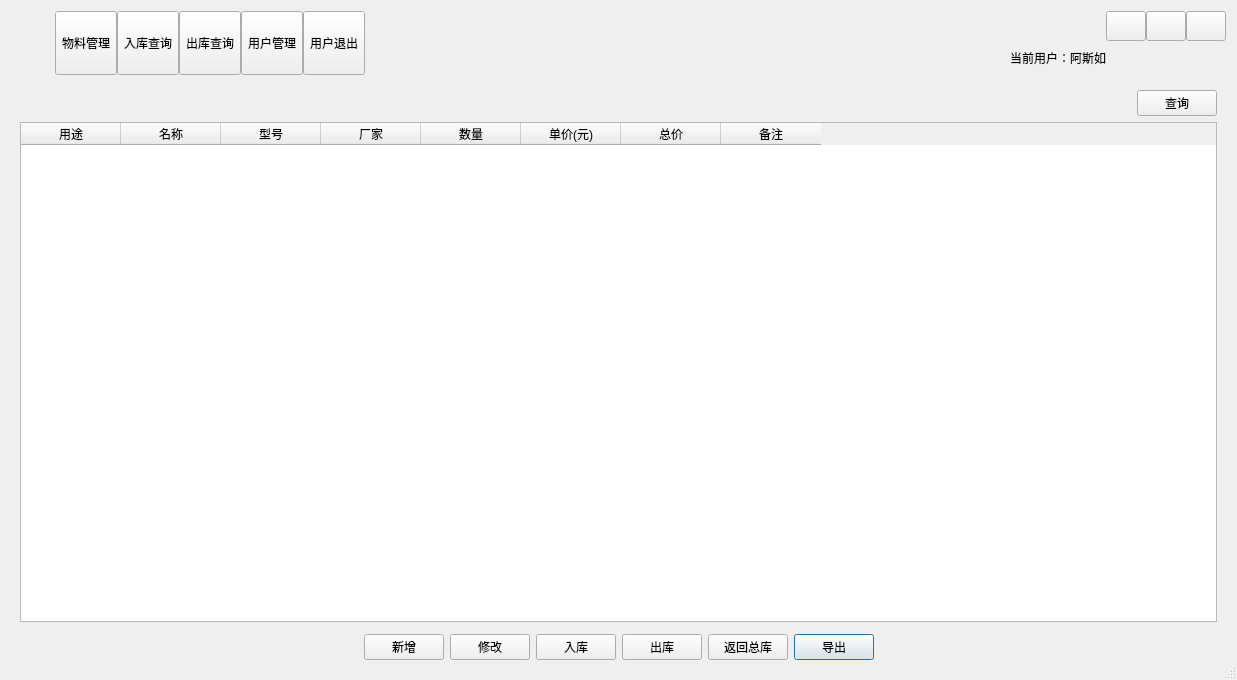
heathen557/materialManagement, file uidemo01.ui: the form before one commit.
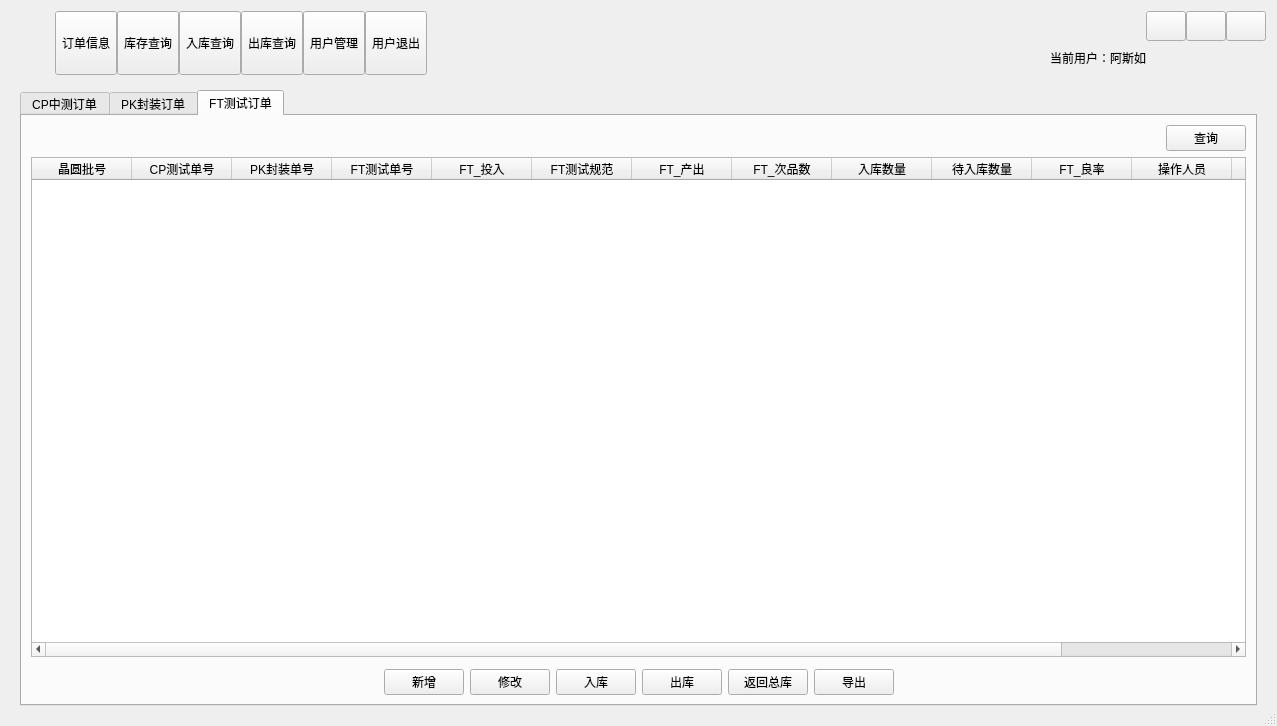
The form after the commit. The open tabs and pages were chosen to show the change. Icons and pictures are not drawn.

```diff
--- a/uidemo01.ui
+++ b/uidemo01.ui
@@ -6,8 +6,8 @@
    <rect>
     <x>0</x>
     <y>0</y>
-    <width>1237</width>
-    <height>680</height>
+    <width>1277</width>
+    <height>726</height>
    </rect>
   </property>
   <property name="sizePolicy">
@@ -101,7 +101,7 @@
             </sizepolicy>
            </property>
            <property name="text">
-            <string>物料管理</string>
+            <string>订单信息</string>
            </property>
            <property name="icon">
             <iconset>
@@ -112,6 +112,29 @@
            </property>
           </widget>
          </item>
+         <item>
+          <widget class="QToolButton" name="btnExit_2">
+           <property name="sizePolicy">
+            <sizepolicy hsizetype="Fixed" vsizetype="Expanding">
+             <horstretch>0</horstretch>
+             <verstretch>0</verstretch>
+            </sizepolicy>
+           </property>
+           <property name="styleSheet">
+            <string notr="true"/>
+           </property>
+           <property name="text">
+            <string>库存查询</string>
+           </property>
+           <property name="icon">
+            <iconset>
+             <normaloff>image/select.png</normaloff>image/select.png</iconset>
+           </property>
+           <property name="toolButtonStyle">
+            <enum>Qt::ToolButtonTextUnderIcon</enum>
+           </property>
+          </widget>
+         </item>
          <item>
           <widget class="QToolButton" name="btnConfig">
            <property name="sizePolicy">
@@ -357,7 +380,17 @@
       <number>1</number>
      </property>
      <widget class="QWidget" name="page1">
-      <layout class="QGridLayout" name="gridLayout">
+      <layout class="QGridLayout" name="gridLayout_11">
+       <item row="0" column="0">
+        <widget class="QTabWidget" name="tabWidget_2">
+         <property name="currentIndex">
+          <number>2</number>
+         </property>
+         <widget class="QWidget" name="tab_3">
+          <attribute name="title">
+           <string>CP中测订单</string>
+          </attribute>
+          <layout class="QGridLayout" name="gridLayout_10">
        <item row="0" column="0">
         <layout class="QHBoxLayout" name="horizontalLayout" stretch="5,0">
          <item>
@@ -390,40 +423,60 @@
         </layout>
        </item>
        <item row="1" column="0">
-        <widget class="QTableWidget" name="tableWidget">
+            <widget class="QTableWidget" name="CP_tableWidget">
          <column>
           <property name="text">
-           <string>用途</string>
+               <string>晶圆批号</string>
           </property>
          </column>
          <column>
           <property name="text">
-           <string>名称</string>
+               <string>产品型号</string>
           </property>
          </column>
          <column>
           <property name="text">
-           <string>型号</string>
+               <string>CP测试单号</string>
           </property>
          </column>
          <column>
           <property name="text">
-           <string>厂家</string>
+               <string>芯片片号</string>
           </property>
          </column>
          <column>
           <property name="text">
-           <string>数量</string>
+               <string>CP测试规范</string>
           </property>
          </column>
          <column>
           <property name="text">
-           <string>单价(元)</string>
+               <string>CP投入</string>
           </property>
          </column>
          <column>
           <property name="text">
-           <string>总价</string>
+               <string>特殊加工需求</string>
+              </property>
+             </column>
+             <column>
+              <property name="text">
+               <string>CP产出</string>
+              </property>
+             </column>
+             <column>
+              <property name="text">
+               <string>CP良率</string>
+              </property>
+             </column>
+             <column>
+              <property name="text">
+               <string>操作人员</string>
+              </property>
+             </column>
+             <column>
+              <property name="text">
+               <string>操作时间</string>
           </property>
          </column>
          <column>
@@ -553,6 +606,460 @@
        </item>
       </layout>
      </widget>
+         <widget class="QWidget" name="tab_4">
+          <attribute name="title">
+           <string>PK封装订单</string>
+          </attribute>
+          <layout class="QGridLayout" name="gridLayout_9">
+           <item row="0" column="0">
+            <layout class="QHBoxLayout" name="horizontalLayout_9" stretch="5,0">
+             <item>
+              <spacer name="horizontalSpacer_11">
+               <property name="orientation">
+                <enum>Qt::Horizontal</enum>
+               </property>
+               <property name="sizeHint" stdset="0">
+                <size>
+                 <width>918</width>
+                 <height>20</height>
+                </size>
+               </property>
+              </spacer>
+             </item>
+             <item>
+              <widget class="QPushButton" name="PK_managerQuery_pushButton_2">
+               <property name="text">
+                <string>查询</string>
+               </property>
+               <property name="icon">
+                <iconset>
+                 <normaloff>image/select.png</normaloff>image/select.png</iconset>
+               </property>
+               <property name="autoDefault">
+                <bool>false</bool>
+               </property>
+              </widget>
+             </item>
+            </layout>
+           </item>
+           <item row="1" column="0">
+            <widget class="QTableWidget" name="PK_tableWidget">
+             <column>
+              <property name="text">
+               <string>晶圆批号</string>
+              </property>
+             </column>
+             <column>
+              <property name="text">
+               <string>CP测试单号</string>
+              </property>
+             </column>
+             <column>
+              <property name="text">
+               <string>PK封装单号</string>
+              </property>
+             </column>
+             <column>
+              <property name="text">
+               <string>封装形式</string>
+              </property>
+             </column>
+             <column>
+              <property name="text">
+               <string>封装规范</string>
+              </property>
+             </column>
+             <column>
+              <property name="text">
+               <string>封装投入</string>
+              </property>
+             </column>
+             <column>
+              <property name="text">
+               <string>特殊加工需求</string>
+              </property>
+             </column>
+             <column>
+              <property name="text">
+               <string>封装产出</string>
+              </property>
+             </column>
+             <column>
+              <property name="text">
+               <string>封装良率</string>
+              </property>
+             </column>
+             <column>
+              <property name="text">
+               <string>操作人员</string>
+              </property>
+             </column>
+             <column>
+              <property name="text">
+               <string>操作时间 </string>
+              </property>
+             </column>
+             <column>
+              <property name="text">
+               <string>备注</string>
+              </property>
+             </column>
+            </widget>
+           </item>
+           <item row="2" column="0">
+            <widget class="QWidget" name="PK_widget" native="true">
+             <property name="styleSheet">
+              <string notr="true">font: 10pt &quot;黑体&quot;;</string>
+             </property>
+            </widget>
+           </item>
+           <item row="3" column="0">
+            <layout class="QHBoxLayout" name="horizontalLayout_10" stretch="6,1,1,1,1,1,0,6">
+             <item>
+              <spacer name="horizontalSpacer_16">
+               <property name="orientation">
+                <enum>Qt::Horizontal</enum>
+               </property>
+               <property name="sizeHint" stdset="0">
+                <size>
+                 <width>40</width>
+                 <height>20</height>
+                </size>
+               </property>
+              </spacer>
+             </item>
+             <item>
+              <widget class="QPushButton" name="PK_addMaterial_pushButton">
+               <property name="text">
+                <string>新增</string>
+               </property>
+               <property name="icon">
+                <iconset>
+                 <normaloff>image/add.png</normaloff>image/add.png</iconset>
+               </property>
+               <property name="autoDefault">
+                <bool>false</bool>
+               </property>
+              </widget>
+             </item>
+             <item>
+              <widget class="QPushButton" name="PK_alterMaterial_pushButton">
+               <property name="text">
+                <string>修改</string>
+               </property>
+               <property name="icon">
+                <iconset>
+                 <normaloff>image/main_exit.png</normaloff>image/main_exit.png</iconset>
+               </property>
+               <property name="autoDefault">
+                <bool>false</bool>
+               </property>
+              </widget>
+             </item>
+             <item>
+              <widget class="QPushButton" name="PK_inBound_pushButton">
+               <property name="text">
+                <string>入库</string>
+               </property>
+               <property name="icon">
+                <iconset>
+                 <normaloff>image/next.png</normaloff>image/next.png</iconset>
+               </property>
+               <property name="autoDefault">
+                <bool>false</bool>
+               </property>
+              </widget>
+             </item>
+             <item>
+              <widget class="QPushButton" name="PK_outBound_pushButton">
+               <property name="text">
+                <string>出库</string>
+               </property>
+               <property name="icon">
+                <iconset>
+                 <normaloff>image/pre.png</normaloff>image/pre.png</iconset>
+               </property>
+               <property name="autoDefault">
+                <bool>false</bool>
+               </property>
+              </widget>
+             </item>
+             <item>
+              <widget class="QPushButton" name="PK_returnALL_pushButton">
+               <property name="text">
+                <string>返回总库</string>
+               </property>
+               <property name="icon">
+                <iconset>
+                 <normaloff>image/first.png</normaloff>image/first.png</iconset>
+               </property>
+               <property name="autoDefault">
+                <bool>false</bool>
+               </property>
+              </widget>
+             </item>
+             <item>
+              <widget class="QPushButton" name="PK_managerOutExcel_pushBotton">
+               <property name="text">
+                <string>导出</string>
+               </property>
+               <property name="icon">
+                <iconset>
+                 <normaloff>image/excel.png</normaloff>image/excel.png</iconset>
+               </property>
+              </widget>
+             </item>
+             <item>
+              <spacer name="horizontalSpacer_17">
+               <property name="orientation">
+                <enum>Qt::Horizontal</enum>
+               </property>
+               <property name="sizeHint" stdset="0">
+                <size>
+                 <width>40</width>
+                 <height>20</height>
+                </size>
+               </property>
+              </spacer>
+             </item>
+            </layout>
+           </item>
+          </layout>
+         </widget>
+         <widget class="QWidget" name="tab_5">
+          <attribute name="title">
+           <string>FT测试订单</string>
+          </attribute>
+          <layout class="QGridLayout" name="gridLayout">
+           <item row="0" column="0">
+            <layout class="QHBoxLayout" name="horizontalLayout_13" stretch="5,0">
+             <item>
+              <spacer name="horizontalSpacer_18">
+               <property name="orientation">
+                <enum>Qt::Horizontal</enum>
+               </property>
+               <property name="sizeHint" stdset="0">
+                <size>
+                 <width>918</width>
+                 <height>20</height>
+                </size>
+               </property>
+              </spacer>
+             </item>
+             <item>
+              <widget class="QPushButton" name="FT_managerQuery_pushButton">
+               <property name="text">
+                <string>查询</string>
+               </property>
+               <property name="icon">
+                <iconset>
+                 <normaloff>image/select.png</normaloff>image/select.png</iconset>
+               </property>
+               <property name="autoDefault">
+                <bool>false</bool>
+               </property>
+              </widget>
+             </item>
+            </layout>
+           </item>
+           <item row="1" column="0">
+            <widget class="QTableWidget" name="FT_tableWidget">
+             <column>
+              <property name="text">
+               <string>晶圆批号</string>
+              </property>
+             </column>
+             <column>
+              <property name="text">
+               <string>CP测试单号</string>
+              </property>
+             </column>
+             <column>
+              <property name="text">
+               <string>PK封装单号</string>
+              </property>
+             </column>
+             <column>
+              <property name="text">
+               <string>FT测试单号</string>
+              </property>
+             </column>
+             <column>
+              <property name="text">
+               <string>FT_投入</string>
+              </property>
+             </column>
+             <column>
+              <property name="text">
+               <string>FT测试规范</string>
+              </property>
+             </column>
+             <column>
+              <property name="text">
+               <string>FT_产出</string>
+              </property>
+             </column>
+             <column>
+              <property name="text">
+               <string>FT_次品数</string>
+              </property>
+             </column>
+             <column>
+              <property name="text">
+               <string>入库数量</string>
+              </property>
+             </column>
+             <column>
+              <property name="text">
+               <string>待入库数量</string>
+              </property>
+             </column>
+             <column>
+              <property name="text">
+               <string>FT_良率</string>
+              </property>
+             </column>
+             <column>
+              <property name="text">
+               <string>操作人员</string>
+              </property>
+             </column>
+             <column>
+              <property name="text">
+               <string>操作时间</string>
+              </property>
+             </column>
+             <column>
+              <property name="text">
+               <string>备注</string>
+              </property>
+             </column>
+            </widget>
+           </item>
+           <item row="2" column="0">
+            <widget class="QWidget" name="FT_widget" native="true">
+             <property name="styleSheet">
+              <string notr="true">font: 10pt &quot;黑体&quot;;</string>
+             </property>
+            </widget>
+           </item>
+           <item row="3" column="0">
+            <layout class="QHBoxLayout" name="horizontalLayout_14" stretch="6,1,1,1,1,1,0,6">
+             <item>
+              <spacer name="horizontalSpacer_19">
+               <property name="orientation">
+                <enum>Qt::Horizontal</enum>
+               </property>
+               <property name="sizeHint" stdset="0">
+                <size>
+                 <width>40</width>
+                 <height>20</height>
+                </size>
+               </property>
+              </spacer>
+             </item>
+             <item>
+              <widget class="QPushButton" name="FT_addMaterial_pushButton">
+               <property name="text">
+                <string>新增</string>
+               </property>
+               <property name="icon">
+                <iconset>
+                 <normaloff>image/add.png</normaloff>image/add.png</iconset>
+               </property>
+               <property name="autoDefault">
+                <bool>false</bool>
+               </property>
+              </widget>
+             </item>
+             <item>
+              <widget class="QPushButton" name="FT_alterMaterial_pushButton">
+               <property name="text">
+                <string>修改</string>
+               </property>
+               <property name="icon">
+                <iconset>
+                 <normaloff>image/main_exit.png</normaloff>image/main_exit.png</iconset>
+               </property>
+               <property name="autoDefault">
+                <bool>false</bool>
+               </property>
+              </widget>
+             </item>
+             <item>
+              <widget class="QPushButton" name="FT_inBound_pushButton">
+               <property name="text">
+                <string>入库</string>
+               </property>
+               <property name="icon">
+                <iconset>
+                 <normaloff>image/next.png</normaloff>image/next.png</iconset>
+               </property>
+               <property name="autoDefault">
+                <bool>false</bool>
+               </property>
+              </widget>
+             </item>
+             <item>
+              <widget class="QPushButton" name="FT_outBound_pushButton">
+               <property name="text">
+                <string>出库</string>
+               </property>
+               <property name="icon">
+                <iconset>
+                 <normaloff>image/pre.png</normaloff>image/pre.png</iconset>
+               </property>
+               <property name="autoDefault">
+                <bool>false</bool>
+               </property>
+              </widget>
+             </item>
+             <item>
+              <widget class="QPushButton" name="FT_returnALL_pushButton">
+               <property name="text">
+                <string>返回总库</string>
+               </property>
+               <property name="icon">
+                <iconset>
+                 <normaloff>image/first.png</normaloff>image/first.png</iconset>
+               </property>
+               <property name="autoDefault">
+                <bool>false</bool>
+               </property>
+              </widget>
+             </item>
+             <item>
+              <widget class="QPushButton" name="FT_managerOutExcel_pushBotton">
+               <property name="text">
+                <string>导出</string>
+               </property>
+               <property name="icon">
+                <iconset>
+                 <normaloff>image/excel.png</normaloff>image/excel.png</iconset>
+               </property>
+              </widget>
+             </item>
+             <item>
+              <spacer name="horizontalSpacer_20">
+               <property name="orientation">
+                <enum>Qt::Horizontal</enum>
+               </property>
+               <property name="sizeHint" stdset="0">
+                <size>
+                 <width>40</width>
+                 <height>20</height>
+                </size>
+               </property>
+              </spacer>
+             </item>
+            </layout>
+           </item>
+          </layout>
+         </widget>
+        </widget>
+       </item>
+      </layout>
+     </widget>
      <widget class="QWidget" name="page2">
       <layout class="QGridLayout" name="gridLayout_3">
        <item row="0" column="0">
```
Left out of the diff: 138 changed lines with no effect on the pictures. Lines whose indentation alone changed are shown as unchanged.
